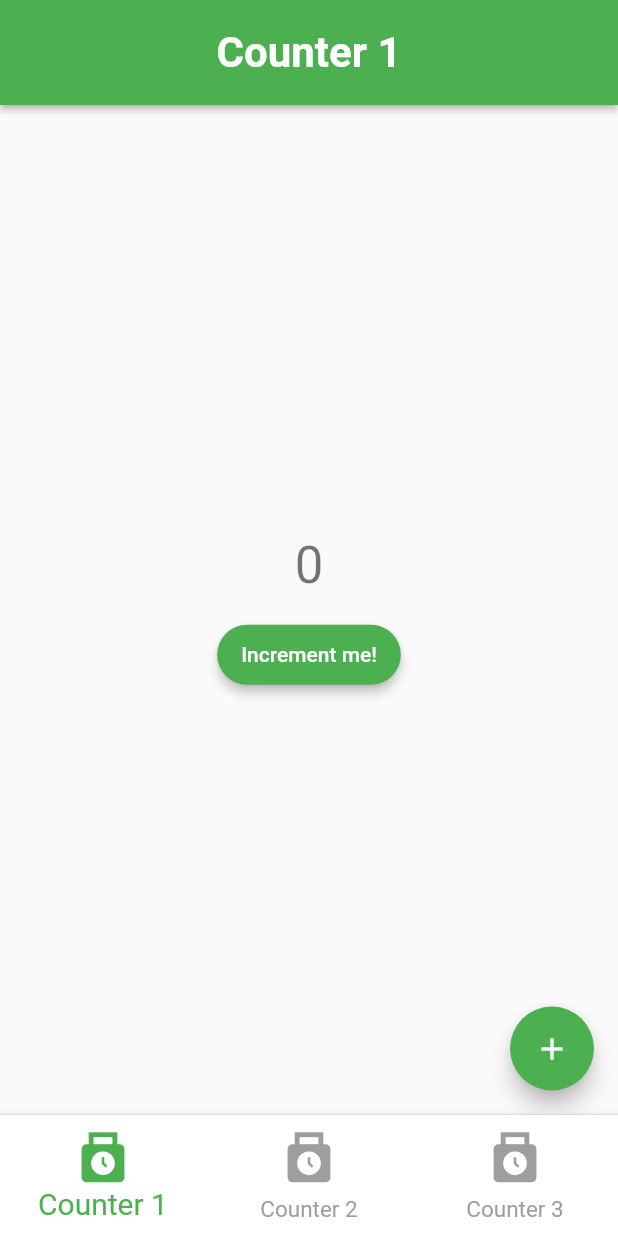
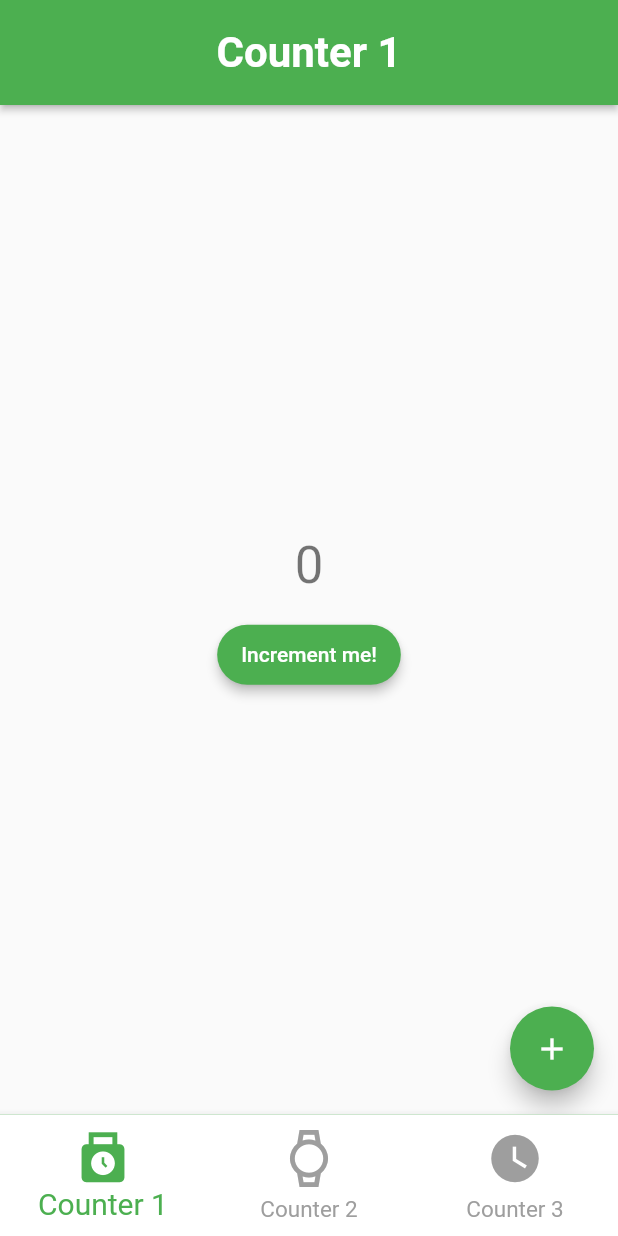
Before and after one commit to Nirmal-C/counter_app, a Flutter app: the screen it shows after launch, on a phone screen of 412 x 824 dp. Run offline on Flutter 3.47's test engine with Material 2 defaults, Android fonts, the phone set to English and light mode, and no system bars.

Commit message:
UI: Changed Icons

```diff
--- a/lib/widgets/bottomNavbar.dart
+++ b/lib/widgets/bottomNavbar.dart
@@ -36,9 +36,9 @@ class _MyBottomNavbarState extends State<MyBottomNavbar> {
             label: 'Counter 1',
           ),
           BottomNavigationBarItem(
-              icon: Icon(Icons.punch_clock), label: 'Counter 2'),
+              icon: Icon(Icons.watch_outlined), label: 'Counter 2'),
           BottomNavigationBarItem(
-              icon: Icon(Icons.punch_clock), label: 'Counter 3'),
+              icon: Icon(Icons.watch_later), label: 'Counter 3'),
         ]);
   }
 }
```
